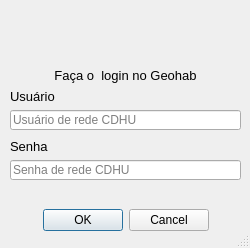
This is login_dialog_base.ui in maviz991/qgis-geometadata-plugin as Qt 5 draws it before an edit. The edited form follows.
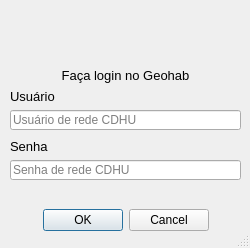
This is the edited form. Icons and pictures are not drawn.

Patch:
```diff
--- a/login_dialog_base.ui
+++ b/login_dialog_base.ui
@@ -127,7 +127,7 @@
     </font>
    </property>
    <property name="text">
-    <string>Faça o  login no Geohab</string>
+    <string>Faça login no Geohab</string>
    </property>
    <property name="alignment">
     <set>Qt::AlignCenter</set>
```
Left out of the diff: 2 changed lines with no effect on the pictures.
